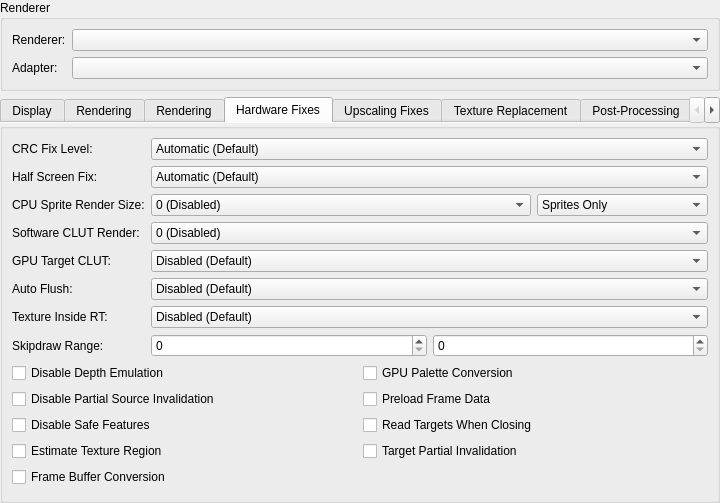
PCSX2/pcsx2, file pcsx2-qt/Settings/GraphicsSettingsWidget.ui: the form before one commit.
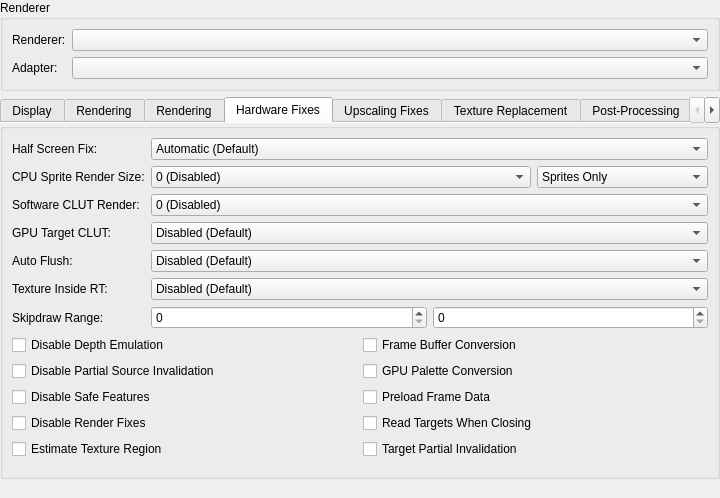
The form after the commit. The open tabs and pages were chosen to show the change.

Commit message:
GS: Remove CRC hack levels
Replace it with a boolean "Disable Render Fixes" option.

Diff of the .ui file:
```diff
--- a/pcsx2-qt/Settings/GraphicsSettingsWidget.ui
+++ b/pcsx2-qt/Settings/GraphicsSettingsWidget.ui
@@ -781,54 +781,13 @@
       </attribute>
       <layout class="QFormLayout" name="hardwareFixesLayout">
        <item row="0" column="0">
-        <widget class="QLabel" name="label_7">
-         <property name="text">
-          <string>CRC Fix Level:</string>
-         </property>
-        </widget>
-       </item>
-       <item row="0" column="1">
-        <widget class="QComboBox" name="crcFixLevel">
-         <item>
-          <property name="text">
-           <string>Automatic (Default)</string>
-          </property>
-         </item>
-         <item>
-          <property name="text">
-           <string>None (Debug)</string>
-          </property>
-         </item>
-         <item>
-          <property name="text">
-           <string>Minimum (Debug)</string>
-          </property>
-         </item>
-         <item>
-          <property name="text">
-           <string>Partial (OpenGL)</string>
-          </property>
-         </item>
-         <item>
-          <property name="text">
-           <string>Full (Direct3D)</string>
-          </property>
-         </item>
-         <item>
-          <property name="text">
-           <string>Aggressive</string>
-          </property>
-         </item>
-        </widget>
-       </item>
-       <item row="1" column="0">
         <widget class="QLabel" name="label_10">
          <property name="text">
           <string>Half Screen Fix:</string>
          </property>
         </widget>
        </item>
-       <item row="1" column="1">
+       <item row="0" column="1">
         <widget class="QComboBox" name="halfScreenFix">
          <item>
           <property name="text">
@@ -847,14 +806,14 @@
          </item>
         </widget>
        </item>
-       <item row="2" column="0">
+       <item row="1" column="0">
         <widget class="QLabel" name="label_36">
          <property name="text">
           <string>CPU Sprite Render Size:</string>
          </property>
         </widget>
        </item>
-       <item row="2" column="1">
+       <item row="1" column="1">
         <layout class="QHBoxLayout" name="horizontalLayout_5" stretch="1,0">
          <item>
           <widget class="QComboBox" name="cpuSpriteRenderBW">
@@ -936,14 +895,14 @@
          </item>
         </layout>
        </item>
-       <item row="3" column="0">
+       <item row="2" column="0">
         <widget class="QLabel" name="label_16">
          <property name="text">
           <string>Software CLUT Render:</string>
          </property>
         </widget>
        </item>
-       <item row="3" column="1">
+       <item row="2" column="1">
         <widget class="QComboBox" name="cpuCLUTRender">
          <property name="currentText">
           <string extracomment="0 (Disabled)">0 (Disabled)</string>
@@ -968,14 +927,14 @@
          </item>
         </widget>
        </item>
-       <item row="4" column="0">
+       <item row="3" column="0">
         <widget class="QLabel" name="label_47">
          <property name="text">
           <string extracomment="CLUT: Color Look Up Table, often referred to as a palette in non-PS2 things.  GPU Target CLUT: GPU handling of when a game uses data from a render target as a CLUT.">GPU Target CLUT:</string>
          </property>
         </widget>
        </item>
-       <item row="4" column="1">
+       <item row="3" column="1">
         <widget class="QComboBox" name="gpuTargetCLUTMode">
          <item>
           <property name="text">
@@ -994,40 +953,14 @@
          </item>
         </widget>
        </item>
-       <item row="6" column="0">
-        <widget class="QLabel" name="label_45">
-         <property name="text">
-          <string>Texture Inside RT:</string>
-         </property>
-        </widget>
-       </item>
-       <item row="6" column="1">
-        <widget class="QComboBox" name="textureInsideRt">
-         <item>
-          <property name="text">
-           <string>Disabled (Default)</string>
-          </property>
-         </item>
-         <item>
-          <property name="text">
-           <string>Inside Target</string>
-          </property>
-         </item>
-         <item>
-          <property name="text">
-           <string>Merge Targets</string>
-          </property>
-         </item>
-        </widget>
-       </item>
-       <item row="5" column="0">
+       <item row="4" column="0">
         <widget class="QLabel" name="label_30">
          <property name="text">
           <string>Auto Flush:</string>
          </property>
         </widget>
        </item>
-       <item row="5" column="1">
+       <item row="4" column="1">
         <widget class="QComboBox" name="hwAutoFlush">
          <item>
           <property name="text">
@@ -1046,14 +979,40 @@
          </item>
         </widget>
        </item>
-       <item row="7" column="0">
+       <item row="5" column="0">
+        <widget class="QLabel" name="label_45">
+         <property name="text">
+          <string>Texture Inside RT:</string>
+         </property>
+        </widget>
+       </item>
+       <item row="5" column="1">
+        <widget class="QComboBox" name="textureInsideRt">
+         <item>
+          <property name="text">
+           <string>Disabled (Default)</string>
+          </property>
+         </item>
+         <item>
+          <property name="text">
+           <string>Inside Target</string>
+          </property>
+         </item>
+         <item>
+          <property name="text">
+           <string>Merge Targets</string>
+          </property>
+         </item>
+        </widget>
+       </item>
+       <item row="6" column="0">
         <widget class="QLabel" name="label_12">
          <property name="text">
           <string>Skipdraw Range:</string>
          </property>
         </widget>
        </item>
-       <item row="7" column="1">
+       <item row="6" column="1">
         <layout class="QHBoxLayout" name="horizontalLayout">
          <item>
           <widget class="QSpinBox" name="skipDrawStart">
@@ -1071,7 +1030,7 @@
          </item>
         </layout>
        </item>
-       <item row="8" column="0" colspan="2">
+       <item row="7" column="0" colspan="2">
         <layout class="QGridLayout" name="gridLayout">
          <item row="0" column="0">
           <widget class="QCheckBox" name="disableDepthEmulation">
@@ -1094,48 +1053,55 @@
            </property>
           </widget>
          </item>
-         <item row="3" column="0">
-          <widget class="QCheckBox" name="estimateTextureRegion">
-           <property name="text">
-            <string>Estimate Texture Region</string>
-           </property>
-          </widget>
-         </item>
-         <item row="4" column="0">
-          <widget class="QCheckBox" name="frameBufferConversion">
-           <property name="text">
-            <string>Frame Buffer Conversion</string>
-           </property>
-          </widget>
-         </item>
-         <item row="0" column="1">
-          <widget class="QCheckBox" name="gpuPaletteConversion">
-           <property name="text">
-            <string>GPU Palette Conversion</string>
-           </property>
-          </widget>
-         </item>
-         <item row="1" column="1">
-          <widget class="QCheckBox" name="preloadFrameData">
-           <property name="text">
-            <string>Preload Frame Data</string>
-           </property>
-          </widget>
-         </item>
-         <item row="2" column="1">
-          <widget class="QCheckBox" name="readTCOnClose">
-           <property name="text">
-            <string>Read Targets When Closing</string>
-           </property>
-          </widget>
-         </item>
-         <item row="3" column="1">
+         <item row="4" column="1">
           <widget class="QCheckBox" name="targetPartialInvalidation">
            <property name="text">
             <string>Target Partial Invalidation</string>
            </property>
           </widget>
          </item>
+         <item row="3" column="1">
+          <widget class="QCheckBox" name="readTCOnClose">
+           <property name="text">
+            <string>Read Targets When Closing</string>
+           </property>
+          </widget>
+         </item>
+         <item row="2" column="1">
+          <widget class="QCheckBox" name="preloadFrameData">
+           <property name="text">
+            <string>Preload Frame Data</string>
+           </property>
+          </widget>
+         </item>
+         <item row="1" column="1">
+          <widget class="QCheckBox" name="gpuPaletteConversion">
+           <property name="text">
+            <string>GPU Palette Conversion</string>
+           </property>
+          </widget>
+         </item>
+         <item row="0" column="1">
+          <widget class="QCheckBox" name="frameBufferConversion">
+           <property name="text">
+            <string>Frame Buffer Conversion</string>
+           </property>
+          </widget>
+         </item>
+         <item row="4" column="0">
+          <widget class="QCheckBox" name="estimateTextureRegion">
+           <property name="text">
+            <string>Estimate Texture Region</string>
+           </property>
+          </widget>
+         </item>
+         <item row="3" column="0">
+          <widget class="QCheckBox" name="disableRenderFixes">
+           <property name="text">
+            <string>Disable Render Fixes</string>
+           </property>
+          </widget>
+         </item>
         </layout>
        </item>
       </layout>
```
The commit also changes 12 other files.
